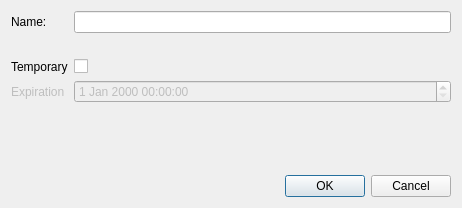
BryceCallender/OldMapleTracker, file MapleDailyTracker/mapleactiondialog.ui: the form before one commit.
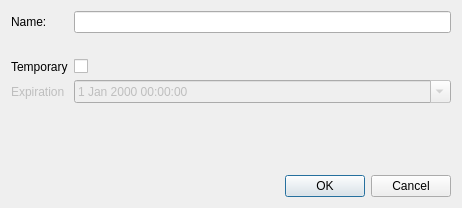
The form after the commit.

Diff of the .ui file:
```diff
--- a/MapleDailyTracker/mapleactiondialog.ui
+++ b/MapleDailyTracker/mapleactiondialog.ui
@@ -55,6 +55,9 @@
        <property name="enabled">
         <bool>false</bool>
        </property>
+       <property name="calendarPopup">
+        <bool>true</bool>
+       </property>
       </widget>
      </item>
      <item row="1" column="1">
```
